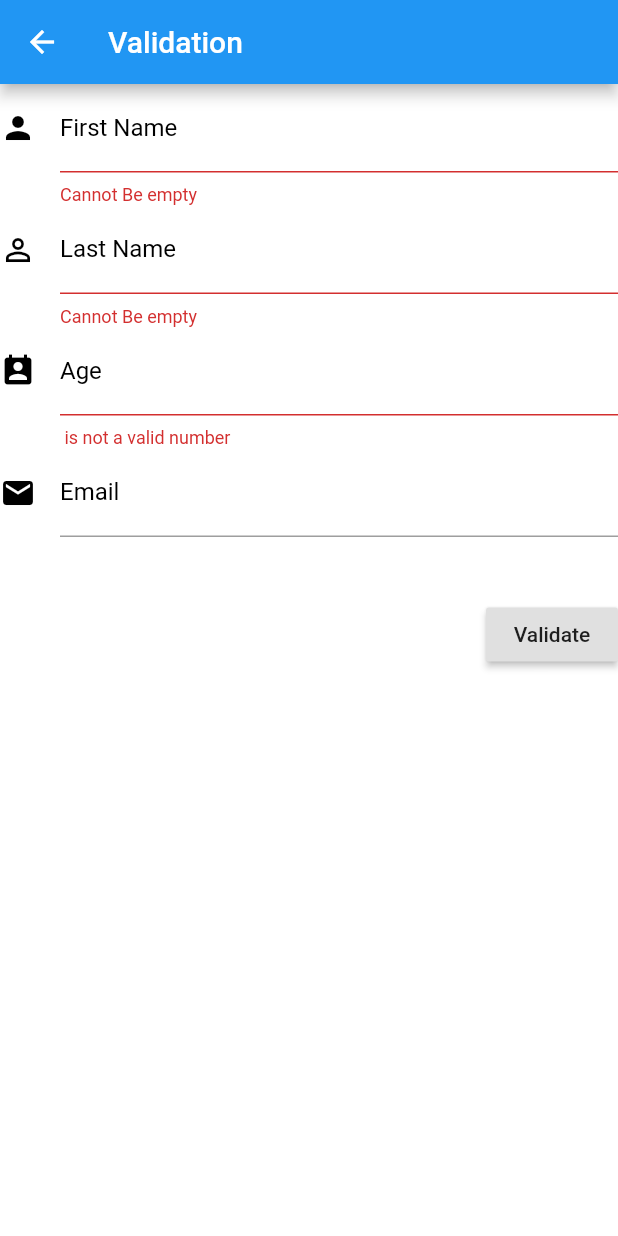
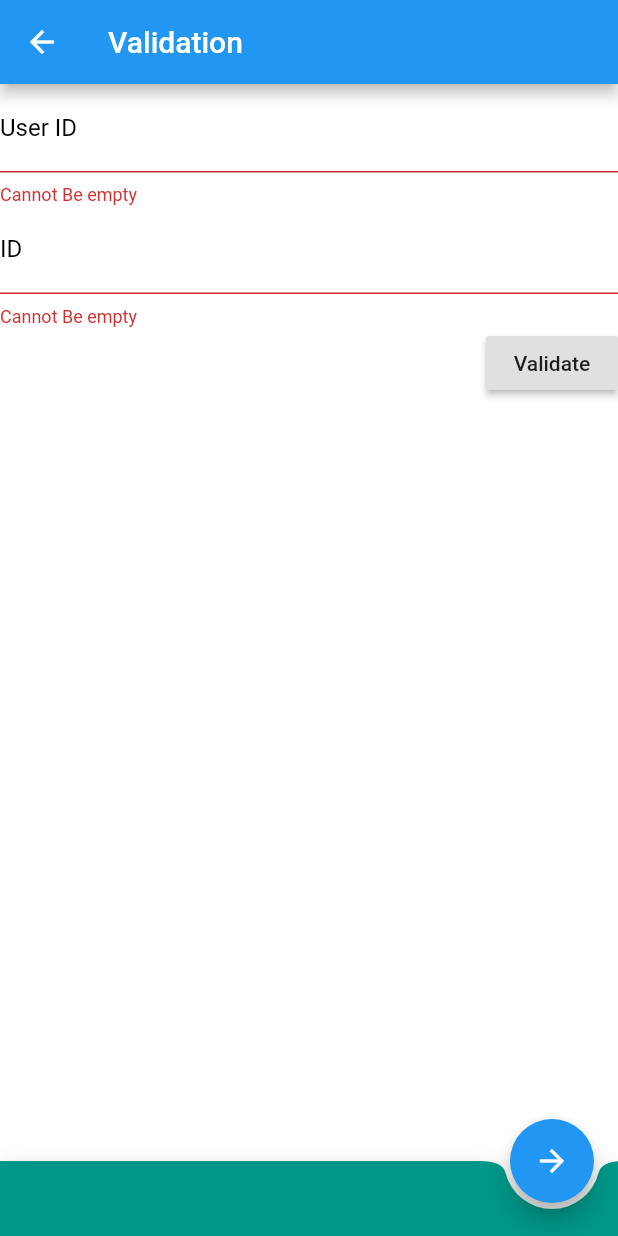
Before and after one commit to a-ng9/FlutterWeb, a Flutter app: the PageValidation screen opened directly, on a phone screen of 412 x 824 dp. Run offline on Flutter 3.47's test engine with Material 2 defaults, Android fonts, the phone set to English and light mode, and no system bars; missing offline and left inert: angel_validate, validate.

Commit message:
updated validation page

```diff
--- a/lib/page_4.dart
+++ b/lib/page_4.dart
@@ -1,6 +1,8 @@
 import 'package:flutter/material.dart';
+import 'package:http/http.dart';
 import 'package:validate/validate.dart';
 import 'package:angel_validate/angel_validate.dart';
+import 'package:web/test.dart';
 
 class PageValidation extends StatefulWidget {
   @override
@@ -9,7 +11,7 @@ class PageValidation extends StatefulWidget {
 
 class _PageValidationState extends State<PageValidation> {
   final formKey = GlobalKey<FormState>();
-  String _name, _lastName, _age, _email;
+  String _userId, _id, _title, _body;
 
   @override
   Widget build(BuildContext context) {
@@ -28,10 +30,9 @@ class _PageValidationState extends State<PageValidation> {
                 child: TextFormField(
                   decoration: InputDecoration(
                     labelStyle: TextStyle(color: Colors.black),
-                    labelText: "First Name",
-                    icon: Icon(Icons.person, color: Colors.black),
+                    labelText: "User ID",
                   ),
-                  onSaved: (String value) => _name = value,
+                  onSaved: (String value) => _userId = value,
                   validator: nameValidator,
                 ),
               ),
@@ -39,38 +40,10 @@ class _PageValidationState extends State<PageValidation> {
                 child: TextFormField(
                   decoration: InputDecoration(
                     labelStyle: TextStyle(color: Colors.black),
-                    labelText: "Last Name",
-                    icon: Icon(Icons.person_outline, color: Colors.black),
+                    labelText: "ID",
                   ),
                   validator: nameValidator,
-                  onSaved: (String value) => _lastName = value,
-                ),
-              ),
-              Container(
-                child: TextFormField(
-                  decoration: InputDecoration(
-                    labelStyle: TextStyle(color: Colors.black),
-                    labelText: "Age",
-                    icon:
-                        Icon(Icons.perm_contact_calendar, color: Colors.black),
-                  ),
-                  keyboardType: TextInputType.number,
-                  validator: numberValidator,
-                  onSaved: (String value) => _age = value,
-                ),
-              ),
-              Container(
-                height: 100,
-                child: TextFormField(
-                  decoration: InputDecoration(
-                    labelStyle: TextStyle(color: Colors.black),
-                    labelText: "Email",
-                    icon: Icon(Icons.email, color: Colors.black),
-                  ),
-                  validator: _validateEmail,
-                  // validator: (input) =>
-                  //     !input.contains('@') ? 'Not valid email' : null,
-                  onSaved: (String value) => _email = value,
+                  onSaved: (String value) => _id = value,
                 ),
               ),
               Row(
@@ -90,6 +63,28 @@ class _PageValidationState extends State<PageValidation> {
           ),
         ),
       ),
+      bottomNavigationBar: BottomAppBar(
+        color: Colors.teal,
+        shape: CircularNotchedRectangle(),
+        notchMargin: 4.0,
+        child: Row(
+          children: <Widget>[
+            SizedBox(
+              height: 50,
+            )
+          ],
+        ),
+      ),
+      floatingActionButtonLocation: FloatingActionButtonLocation.endDocked,
+      floatingActionButton: FloatingActionButton(
+        child: Icon(Icons.arrow_forward),
+        onPressed: () {
+          createPost().then((response) {});
+          print("Navigation button pressed");
+          Navigator.push(
+              context, MaterialPageRoute(builder: (context) => MyTest()));
+        },
+      ),
     );
   }
 
@@ -107,9 +102,9 @@ class _PageValidationState extends State<PageValidation> {
       return "Cannot Be empty";
     }
 
-    if (value.length < 4) {
-      return "Name must be more than 4 character.";
-    }
+    // if (value.length < 4) {
+    //   return "Name must be more than 4 character.";
+    // }
     return null;
   }
 
```
Also changed, not shown: lib/model/post_model.dart (+19 -2 lines), lib/test.dart (added, +98 -0 lines), lib/utils/api_manager.dart (+11 -19 lines).
